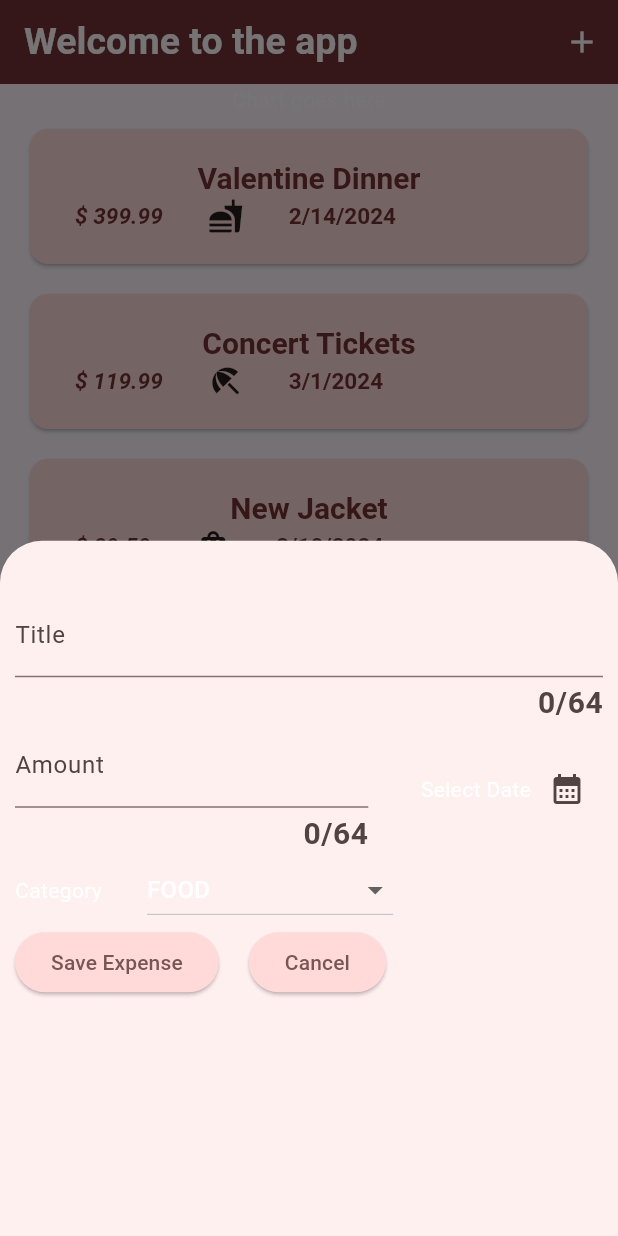
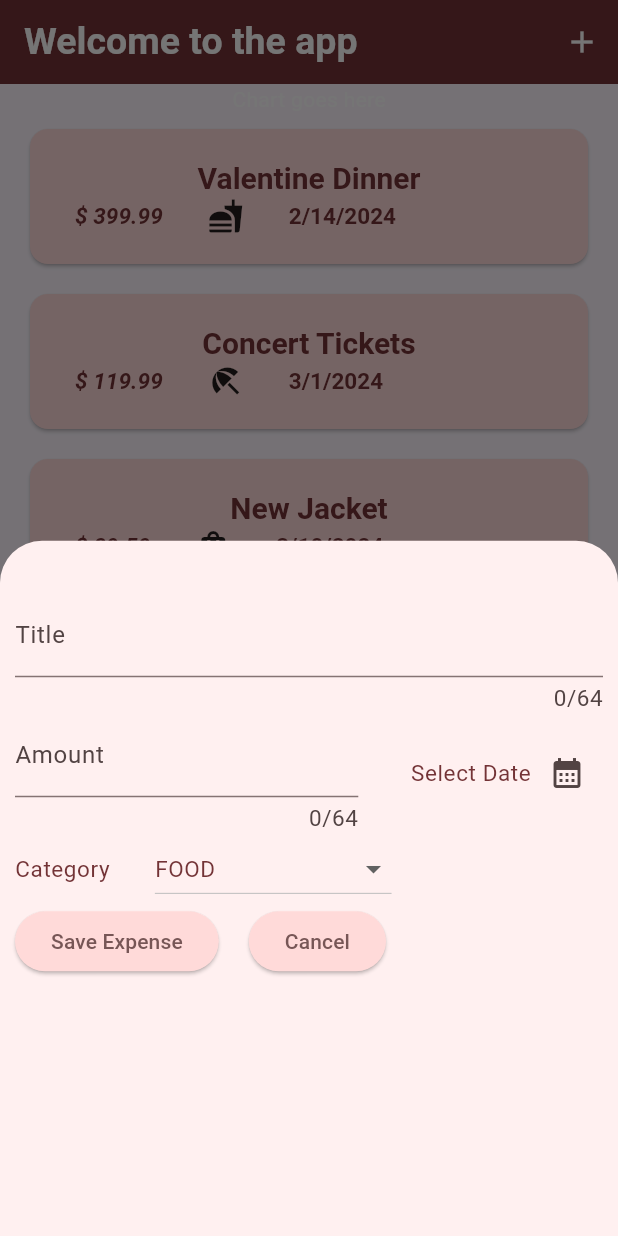
Before and after one commit to PhilBuffalo21/Flutter-Travel-Expenses-app, a Flutter app: the screen it shows after launch, after a tap on the "add" icon, on a phone screen of 412 x 824 dp. Run offline on Flutter 3.47's test engine with Material 3 defaults, Android fonts, the phone set to English and light mode, and no system bars.

Commit message:
Add minor adjustments to the theme

```diff
--- a/travel_app/lib/main.dart
+++ b/travel_app/lib/main.dart
@@ -33,10 +33,8 @@ class MyApp extends StatelessWidget {
                   fontSize: 25,
                   color: lightTheme.onPrimaryContainer,
                   fontWeight: FontWeight.bold),
-              bodySmall: TextStyle(
-                  fontSize: 20,
-                  fontWeight: FontWeight.bold,
-                  color: lightTheme.onPrimaryContainer),
+              bodySmall:
+                  TextStyle(fontSize: 15, color: lightTheme.onPrimaryContainer),
               headlineMedium: TextStyle(
                   fontSize: 20,
                   fontWeight: FontWeight.bold,
--- a/travel_app/lib/new_expense.dart
+++ b/travel_app/lib/new_expense.dart
@@ -89,10 +89,12 @@ class _newExpense extends State<newExpense> {
                 ),
               ),
               const SizedBox(width: 35),
-              Text(chosenDate == null
-                  ? "Select Date"
-                  : dateFormatter
-                      .format(chosenDate!)), // '!' to ensure the dart system
+              Text(
+                chosenDate == null
+                    ? "Select Date"
+                    : dateFormatter.format(chosenDate!),
+                style: Theme.of(context).textTheme.bodySmall,
+              ), // '!' to ensure the dart system
               // that the value won't be null at the point where it's used.
               IconButton(
                   onPressed: openDatePicker,
@@ -101,7 +103,10 @@ class _newExpense extends State<newExpense> {
           ),
           Row(
             children: [
-              const Text("Category"),
+              Text(
+                "Category",
+                style: Theme.of(context).textTheme.bodySmall,
+              ),
               const SizedBox(
                 width: 30,
               ),
@@ -110,7 +115,10 @@ class _newExpense extends State<newExpense> {
                   items: Category.values
                       .map((category) => DropdownMenuItem(
                             value: category,
-                            child: Text(category.name.toUpperCase()),
+                            child: Text(
+                              category.name.toUpperCase(),
+                              style: Theme.of(context).textTheme.bodySmall,
+                            ),
                           ))
                       .toList(),
                   onChanged: (value) {
```
